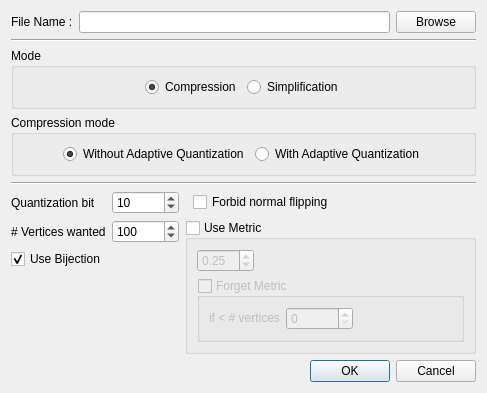
This is src/components/Compression/Compression_Valence/src/dialSettingsComp.ui in MEPP-team/MEPP as Qt 5 draws it before an edit. The edited form follows.
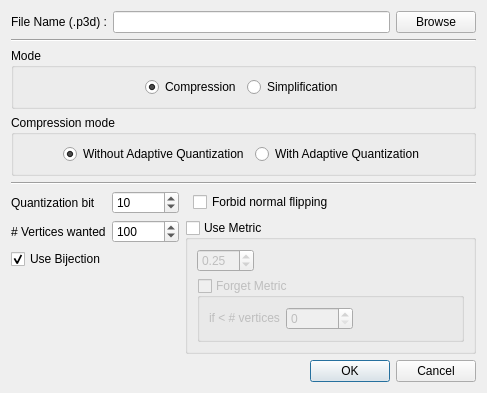
This is the edited form.

Patch:
```diff
--- a/src/components/Compression/Compression_Valence/src/dialSettingsComp.ui
+++ b/src/components/Compression/Compression_Valence/src/dialSettingsComp.ui
@@ -22,7 +22,7 @@
      <item row="0" column="0">
       <widget class="QLabel" name="label_5">
        <property name="text">
-        <string>File Name :</string>
+        <string>File Name (.p3d) :</string>
        </property>
       </widget>
      </item>
```
